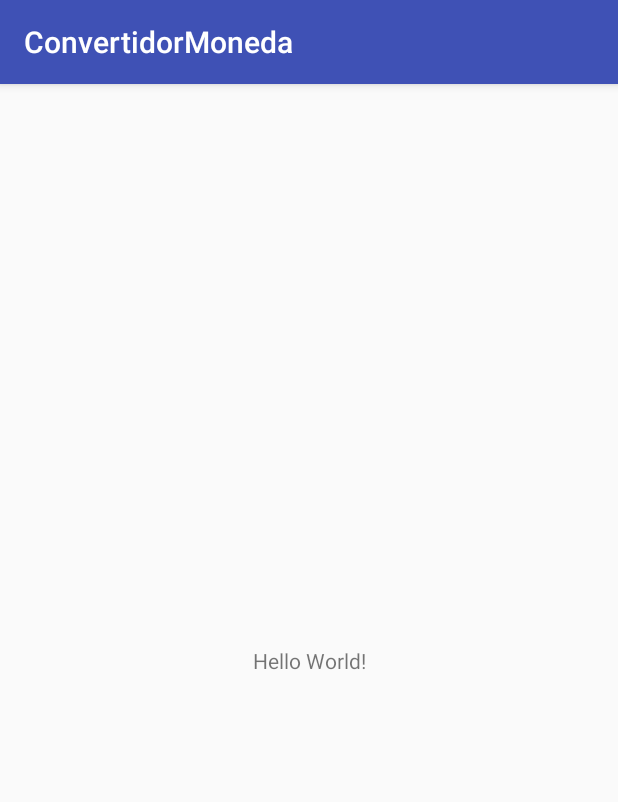
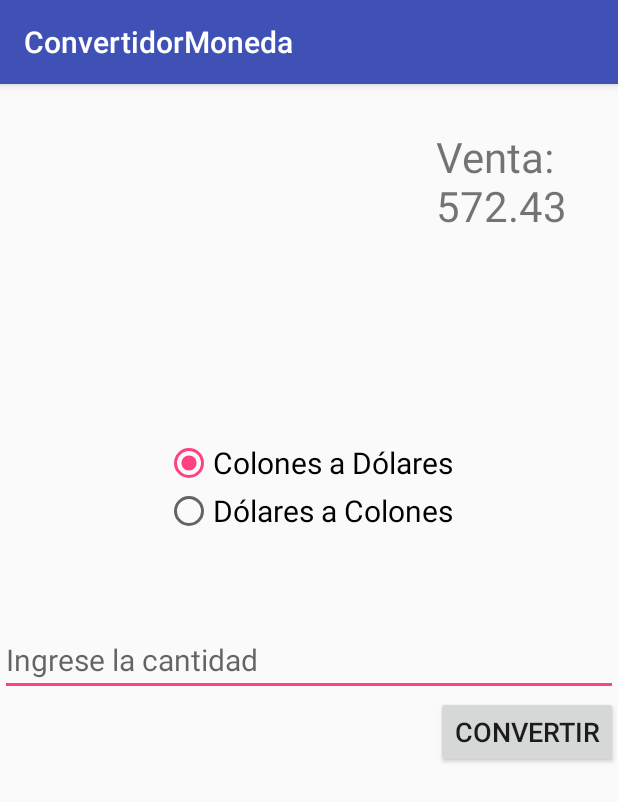
Before and after one commit to andressancho/ConvertidorMoneda, an Android app: the screen it shows after launch (MainActivity), on a phone screen of 412 x 824 dp. Shown: the top 802 px of the screen. Run offline under Robolectric (Android 15) with nearby library versions, the phone set to English and light mode, and no system bars; libraries missing offline, so code that uses them is left out: org.ksoap2, org.ksoap2.serialization, org.ksoap2.transport; 14 statements that could not run were skipped.

```diff
--- a/app/src/main/AndroidManifest.xml
+++ b/app/src/main/AndroidManifest.xml
@@ -2,6 +2,11 @@
 <manifest xmlns:android="http://schemas.android.com/apk/res/android"
     package="convertidor.andressancho.com.convertidormoneda">
 
+    <uses-sdk
+        android:maxSdkVersion="19"
+        android:targetSdkVersion="19"/>
+
+    <uses-permission android:name="android.permission.INTERNET"/>
     <application
         android:allowBackup="true"
         android:icon="@mipmap/ic_launcher"
--- /dev/null
+++ b/app/src/main/java/convertidor/andressancho/com/convertidormoneda/Convertidor.java
@@ -0,0 +1,22 @@
+package convertidor.andressancho.com.convertidormoneda;
+
+/**
+ * Created by Usuario on 24/02/2018.
+ */
+
+public class Convertidor {
+
+    static double  venta= 572.43;
+    Convertidor() {
+
+    }
+
+    public double convCtoD(double c){
+        double d = c/venta;
+        return d;
+    }
+    public double convDtoC(double d){
+        double c= d*venta;
+        return c;
+    }
+}
--- a/app/src/main/java/convertidor/andressancho/com/convertidormoneda/MainActivity.java
+++ b/app/src/main/java/convertidor/andressancho/com/convertidormoneda/MainActivity.java
@@ -1,14 +1,120 @@
 package convertidor.andressancho.com.convertidormoneda;
 
+import android.app.LoaderManager;
+import android.content.Loader;
+import android.os.AsyncTask;
 import android.support.v7.app.AppCompatActivity;
 import android.os.Bundle;
-import org.ksoap2.serialization;
+import android.util.Log;
+import android.view.View;
+import android.widget.EditText;
+import android.widget.RadioButton;
+import android.widget.TextView;
+import android.widget.Toast;
+
+import org.ksoap2.SoapEnvelope;
+import org.ksoap2.serialization.SoapObject;
+import org.ksoap2.serialization.SoapSerializationEnvelope;
+import org.ksoap2.transport.HttpTransportSE;
+
+import java.util.List;
+
 
 public class MainActivity extends AppCompatActivity {
 
-    @Override
+    private SoapCall sp;
+    Convertidor convertidor = new Convertidor();
+
+
+
+    public void convertir(View view){
+
+        RadioButton rbdac = findViewById(R.id.rbdac);
+        TextView txt = findViewById(R.id.txt);
+        EditText et = findViewById(R.id.etCantidad);
+
+        if (rbdac.isChecked()){
+
+            txt.setText(Double.toString(convertidor.convDtoC(Double.parseDouble(et.getText().toString()))));
+        }
+        else{
+
+            txt.setText(Double.toString(convertidor.convCtoD(Double.parseDouble(et.getText().toString()))));
+        }
+
+
+
+    }
+
     protected void onCreate(Bundle savedInstanceState) {
         super.onCreate(savedInstanceState);
         setContentView(R.layout.activity_main);
+
+        sp=  new SoapCall();
+        sp.execute();
+        TextView txt = findViewById(R.id.txtVenta);
+        txt.setText("Venta: "+ Double.toString( Convertidor.venta));
+
     }
+
+    public  class SoapCall extends AsyncTask<String,Object,String> {
+
+        public static final String NAMESPACE = "http://ws.sdde.bccr.fi.cr";
+        public static final String METHOD_NAME  = "ObtenerIndicadoresEconomicos";
+        public static final String SOAP_ACTION  = "http://ws.sdde.bccr.fi.cr/ObtenerIndicadoresEconomicos";
+        public static final String URL = "http://indicadoreseconomicos.bccr.fi.cr/indicadoreseconomicos/WebServices/wsIndicadoresEconomicos.asmx";
+        public int timeout=3000;
+        public String response;
+        double venta=0;
+
+        @Override
+        protected void onPreExecute() {
+            super.onPreExecute();
+        }
+
+        @Override
+        protected String doInBackground(String... strings) {
+            SoapObject request = new SoapObject(NAMESPACE,METHOD_NAME);
+            request.addProperty("tcIndicador","318");
+            request.addProperty("tcFechaInicio","24/02/2018");
+            request.addProperty("tcFechaFinal","24/02/2018");
+            request.addProperty("tcNombre","A");
+            request.addProperty("tnSubNiveles","N");
+
+
+            SoapSerializationEnvelope envelope= new SoapSerializationEnvelope(SoapEnvelope.VER11);
+            envelope.dotNet=true;
+            envelope.setOutputSoapObject(request);
+            HttpTransportSE transportSE = new HttpTransportSE(URL);
+
+            try{
+                transportSE.call(SOAP_ACTION,envelope);
+                SoapObject ress=(SoapObject) envelope.getResponse();
+                response= ress.toString();
+                response=response.split("NUM_VALOR=")[1];
+                response= response.split(";")[0];
+
+
+
+
+            }catch (Exception e){
+                e.printStackTrace();
+                Log.e("Error",e.toString());
+            }
+            Log.d("LOG_TAG",envelope.bodyIn.toString());
+
+
+            return response;
+        }
+
+        @Override
+        protected void onPostExecute(String s) {
+            super.onPostExecute(s);
+            if(s!=null){
+                Convertidor.venta=Double.parseDouble(s);
+            }
+        }
+    }
+
+
 }
--- a/app/src/main/res/layout/activity_main.xml
+++ b/app/src/main/res/layout/activity_main.xml
@@ -6,13 +6,82 @@
     android:layout_height="match_parent"
     tools:context="convertidor.andressancho.com.convertidormoneda.MainActivity">
 
-    <TextView
-        android:layout_width="wrap_content"
-        android:layout_height="wrap_content"
-        android:text="Hello World!"
-        app:layout_constraintBottom_toBottomOf="parent"
-        app:layout_constraintLeft_toLeftOf="parent"
-        app:layout_constraintRight_toRightOf="parent"
-        app:layout_constraintTop_toTopOf="parent" />
+    <RelativeLayout
+        android:layout_width="match_parent"
+        android:layout_height="match_parent"
+        tools:layout_editor_absoluteX="294dp"
+        tools:layout_editor_absoluteY="50dp">
 
+        <TextView
+            android:id="@+id/txtVenta"
+            android:layout_width="wrap_content"
+            android:layout_height="wrap_content"
+            android:layout_alignParentTop="true"
+            android:layout_alignStart="@+id/btn"
+            android:layout_marginTop="29dp"
+            android:text="Venta:"
+            android:textSize="28sp" />
+
+        <EditText
+            android:id="@+id/etCantidad"
+            android:layout_width="match_parent"
+            android:layout_height="wrap_content"
+
+            android:layout_alignParentStart="true"
+            android:layout_centerVertical="true"
+            android:ems="10"
+            android:hint="Ingrese la cantidad"
+            android:inputType="number"
+            android:textSize="20sp" />
+
+        <RadioGroup
+            android:id="@+id/radioGroup"
+            android:layout_width="wrap_content"
+            android:layout_height="wrap_content"
+            android:layout_alignBottom="@+id/etCantidad"
+            android:layout_centerHorizontal="true"
+            android:layout_marginBottom="107dp">
+
+            <RadioButton
+                android:id="@+id/rbcad"
+                android:layout_width="wrap_content"
+                android:layout_height="wrap_content"
+                android:layout_alignBottom="@+id/radioGroup"
+                android:layout_centerHorizontal="true"
+                android:layout_weight="1"
+                android:checked="true"
+                android:text="Colones a Dólares"
+                android:textSize="20sp" />
+
+            <RadioButton
+                android:id="@+id/rbdac"
+                android:layout_width="wrap_content"
+                android:layout_height="wrap_content"
+                android:layout_weight="1"
+                android:text="Dólares a Colones"
+                android:textSize="20sp" />
+
+        </RadioGroup>
+
+        <Button
+            android:id="@+id/btn"
+            android:layout_width="wrap_content"
+            android:layout_height="wrap_content"
+
+            android:layout_alignParentEnd="true"
+            android:layout_below="@+id/etCantidad"
+            android:onClick="convertir"
+            android:text="Convertir"
+            android:textSize="18sp" />
+
+        <TextView
+            android:id="@+id/txt"
+            android:layout_width="match_parent"
+            android:layout_height="wrap_content"
+            android:layout_alignParentStart="true"
+            android:layout_below="@+id/radioGroup"
+            android:layout_marginStart="47dp"
+            android:textSize="20sp" />
+
+    </RelativeLayout>
 </android.support.constraint.ConstraintLayout>
```
Also changed, not shown: 1 other file.
